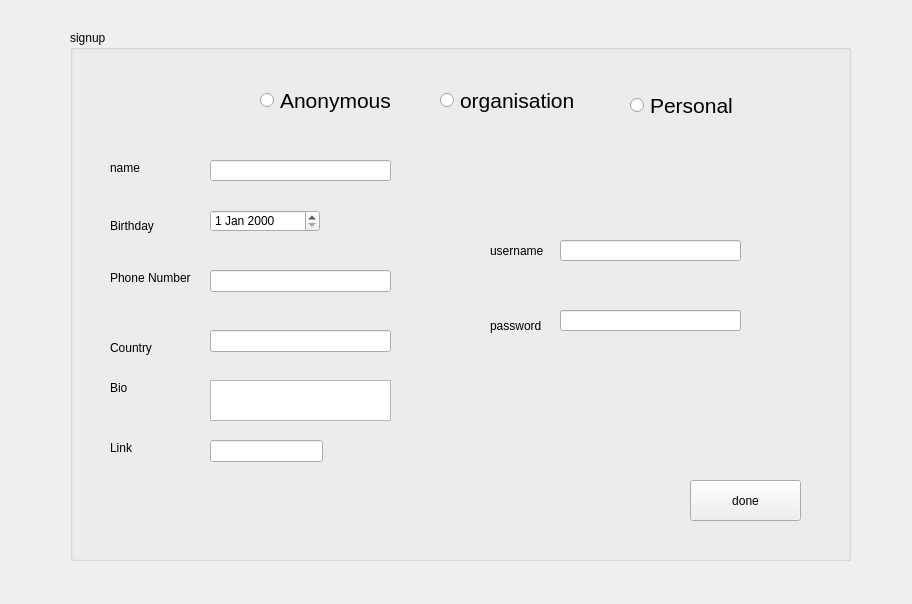
Above: signup.ui from romina-kh/project2_rm before the change. Below: the same form after it.
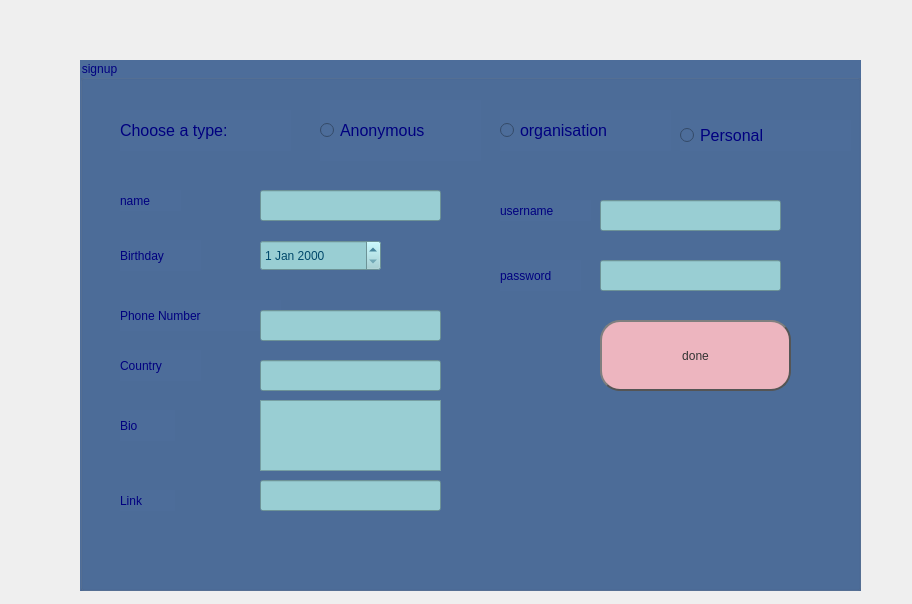
That is the form after the change.

```diff
--- a/signup.ui
+++ b/signup.ui
@@ -16,12 +16,17 @@
   <widget class="QGroupBox" name="rbtn_org_p">
    <property name="geometry">
     <rect>
-     <x>70</x>
-     <y>30</y>
+     <x>80</x>
+     <y>60</y>
      <width>781</width>
      <height>531</height>
     </rect>
    </property>
+   <property name="styleSheet">
+    <string notr="true">font: 12pt &quot;Segoe UI Historic&quot;;
+background-color: #4D6D9A;
+color:#00007f ;</string>
+   </property>
    <property name="title">
     <string>signup</string>
    </property>
@@ -29,8 +34,8 @@
     <property name="geometry">
      <rect>
       <x>420</x>
-      <y>210</y>
-      <width>61</width>
+      <y>140</y>
+      <width>91</width>
       <height>21</height>
      </rect>
     </property>
@@ -42,7 +47,7 @@
     <property name="geometry">
      <rect>
       <x>420</x>
-      <y>280</y>
+      <y>200</y>
       <width>81</width>
       <height>31</height>
      </rect>
@@ -54,12 +59,16 @@
    <widget class="QLineEdit" name="ln_username_s">
     <property name="geometry">
      <rect>
-      <x>490</x>
-      <y>210</y>
+      <x>520</x>
+      <y>140</y>
       <width>181</width>
-      <height>21</height>
+      <height>31</height>
      </rect>
     </property>
+    <property name="styleSheet">
+     <string notr="true">background-color:#99CED3 ;
+color: rgb(0, 72, 106) ;</string>
+    </property>
     <property name="echoMode">
      <enum>QLineEdit::Normal</enum>
     </property>
@@ -70,12 +79,16 @@
    <widget class="QLineEdit" name="ln_password_s">
     <property name="geometry">
      <rect>
-      <x>490</x>
-      <y>280</y>
+      <x>520</x>
+      <y>200</y>
       <width>181</width>
-      <height>21</height>
+      <height>31</height>
      </rect>
     </property>
+    <property name="styleSheet">
+     <string notr="true">background-color:#99CED3 ;
+color: rgb(0, 72, 106) ;</string>
+    </property>
     <property name="echoMode">
      <enum>QLineEdit::Password</enum>
     </property>
@@ -83,12 +96,26 @@
    <widget class="QPushButton" name="btn_done_signup">
     <property name="geometry">
      <rect>
-      <x>620</x>
-      <y>450</y>
-      <width>111</width>
-      <height>41</height>
+      <x>520</x>
+      <y>260</y>
+      <width>191</width>
+      <height>71</height>
      </rect>
     </property>
+    <property name="styleSheet">
+     <string notr="true">QPushButton {
+color: #333;
+border: 2px solid #555;
+border-radius: 20px;
+border-style: outset;
+background:  #EDB5BF;
+padding: 5px;
+}
+
+QPushButton:hover {
+background:   #ffdcee;
+}</string>
+    </property>
     <property name="text">
      <string>done</string>
     </property>
@@ -99,7 +126,7 @@
     </property>
     <property name="geometry">
      <rect>
-      <x>560</x>
+      <x>600</x>
       <y>60</y>
       <width>171</width>
       <height>31</height>
@@ -107,7 +134,11 @@
     </property>
     <property name="font">
      <font>
-      <pointsize>16</pointsize>
+      <family>Segoe UI Historic</family>
+      <pointsize>12</pointsize>
+      <weight>50</weight>
+      <italic>false</italic>
+      <bold>false</bold>
      </font>
     </property>
     <property name="text">
@@ -117,7 +148,7 @@
    <widget class="QRadioButton" name="rbtn_organ_s">
     <property name="geometry">
      <rect>
-      <x>370</x>
+      <x>420</x>
       <y>50</y>
       <width>171</width>
       <height>41</height>
@@ -125,7 +156,11 @@
     </property>
     <property name="font">
      <font>
-      <pointsize>16</pointsize>
+      <family>Segoe UI Historic</family>
+      <pointsize>12</pointsize>
+      <weight>50</weight>
+      <italic>false</italic>
+      <bold>false</bold>
      </font>
     </property>
     <property name="text">
@@ -135,7 +170,7 @@
    <widget class="QRadioButton" name="rbtn_ano_s">
     <property name="geometry">
      <rect>
-      <x>190</x>
+      <x>240</x>
       <y>40</y>
       <width>161</width>
       <height>61</height>
@@ -143,7 +178,11 @@
     </property>
     <property name="font">
      <font>
-      <pointsize>16</pointsize>
+      <family>Segoe UI Historic</family>
+      <pointsize>12</pointsize>
+      <weight>50</weight>
+      <italic>false</italic>
+      <bold>false</bold>
      </font>
     </property>
     <property name="text">
@@ -155,7 +194,7 @@
      <rect>
       <x>40</x>
       <y>180</y>
-      <width>71</width>
+      <width>81</width>
       <height>31</height>
      </rect>
     </property>
@@ -168,8 +207,8 @@
      <rect>
       <x>40</x>
       <y>130</y>
-      <width>55</width>
-      <height>16</height>
+      <width>61</width>
+      <height>21</height>
      </rect>
     </property>
     <property name="text">
@@ -179,20 +218,24 @@
    <widget class="QLineEdit" name="ln_name_s">
     <property name="geometry">
      <rect>
-      <x>140</x>
+      <x>180</x>
       <y>130</y>
       <width>181</width>
-      <height>21</height>
+      <height>31</height>
      </rect>
     </property>
+    <property name="styleSheet">
+     <string notr="true">background-color:#99CED3 ;
+color: rgb(0, 72, 106) ;</string>
+    </property>
    </widget>
    <widget class="QLabel" name="lbl_phone_s">
     <property name="geometry">
      <rect>
       <x>40</x>
       <y>240</y>
-      <width>91</width>
-      <height>16</height>
+      <width>161</width>
+      <height>31</height>
      </rect>
     </property>
     <property name="text">
@@ -202,20 +245,24 @@
    <widget class="QLineEdit" name="ln_phone_s">
     <property name="geometry">
      <rect>
-      <x>140</x>
-      <y>240</y>
+      <x>180</x>
+      <y>250</y>
       <width>181</width>
-      <height>22</height>
+      <height>31</height>
      </rect>
     </property>
+    <property name="styleSheet">
+     <string notr="true">background-color:#99CED3 ;
+color: rgb(0, 72, 106) ;</string>
+    </property>
    </widget>
    <widget class="QLabel" name="label_3">
     <property name="geometry">
      <rect>
       <x>40</x>
-      <y>310</y>
-      <width>71</width>
-      <height>16</height>
+      <y>290</y>
+      <width>81</width>
+      <height>31</height>
      </rect>
     </property>
     <property name="text">
@@ -225,12 +272,16 @@
    <widget class="QLineEdit" name="ln_country_s">
     <property name="geometry">
      <rect>
-      <x>140</x>
+      <x>180</x>
       <y>300</y>
       <width>181</width>
-      <height>22</height>
+      <height>31</height>
      </rect>
     </property>
+    <property name="styleSheet">
+     <string notr="true">background-color:#99CED3 ;
+color: rgb(0, 72, 106) ;</string>
+    </property>
    </widget>
    <widget class="QLabel" name="lbl_bio_s">
     <property name="geometry">
@@ -238,7 +289,7 @@
       <x>40</x>
       <y>350</y>
       <width>55</width>
-      <height>16</height>
+      <height>31</height>
      </rect>
     </property>
     <property name="text">
@@ -248,20 +299,24 @@
    <widget class="QDateEdit" name="dateEdit_age_s">
     <property name="geometry">
      <rect>
-      <x>140</x>
+      <x>180</x>
       <y>180</y>
-      <width>110</width>
-      <height>22</height>
+      <width>121</width>
+      <height>31</height>
      </rect>
     </property>
+    <property name="styleSheet">
+     <string notr="true">background-color:#99CED3 ;
+color: rgb(0, 72, 106) ;</string>
+    </property>
    </widget>
    <widget class="QLabel" name="lbl_link_s">
     <property name="geometry">
      <rect>
       <x>40</x>
-      <y>410</y>
+      <y>430</y>
       <width>55</width>
-      <height>16</height>
+      <height>21</height>
      </rect>
     </property>
     <property name="text">
@@ -271,22 +326,52 @@
    <widget class="QLineEdit" name="ln_link_s">
     <property name="geometry">
      <rect>
-      <x>140</x>
-      <y>410</y>
-      <width>113</width>
-      <height>22</height>
+      <x>180</x>
+      <y>420</y>
+      <width>181</width>
+      <height>31</height>
      </rect>
     </property>
+    <property name="styleSheet">
+     <string notr="true">background-color:#99CED3 ;
+color: rgb(0, 72, 106) ;</string>
+    </property>
    </widget>
    <widget class="QPlainTextEdit" name="plainTxt_bio_s">
     <property name="geometry">
      <rect>
-      <x>140</x>
-      <y>350</y>
+      <x>180</x>
+      <y>340</y>
       <width>181</width>
+      <height>71</height>
+     </rect>
+    </property>
+    <property name="styleSheet">
+     <string notr="true">background-color:#99CED3 ;
+color: rgb(0, 72, 106) ;</string>
+    </property>
+   </widget>
+   <widget class="QLabel" name="lbl_type_s">
+    <property name="geometry">
+     <rect>
+      <x>40</x>
+      <y>50</y>
+      <width>171</width>
       <height>41</height>
      </rect>
     </property>
+    <property name="font">
+     <font>
+      <family>Segoe UI Historic</family>
+      <pointsize>12</pointsize>
+      <weight>50</weight>
+      <italic>false</italic>
+      <bold>false</bold>
+     </font>
+    </property>
+    <property name="text">
+     <string>Choose a type:</string>
+    </property>
    </widget>
   </widget>
  </widget>
```
